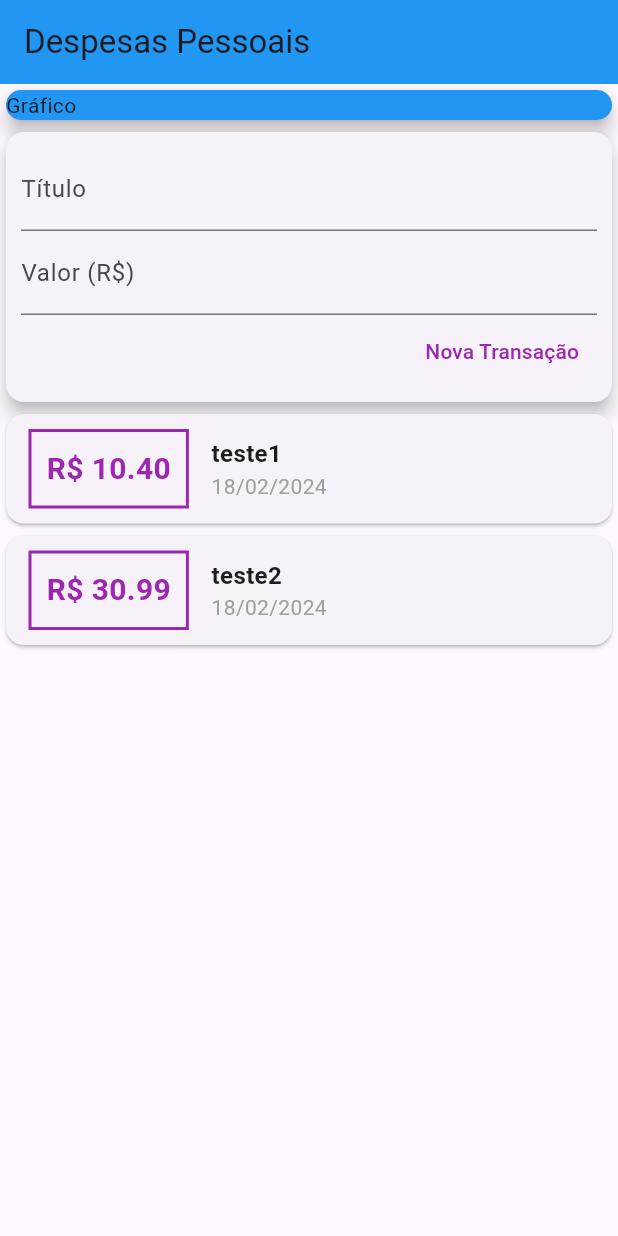
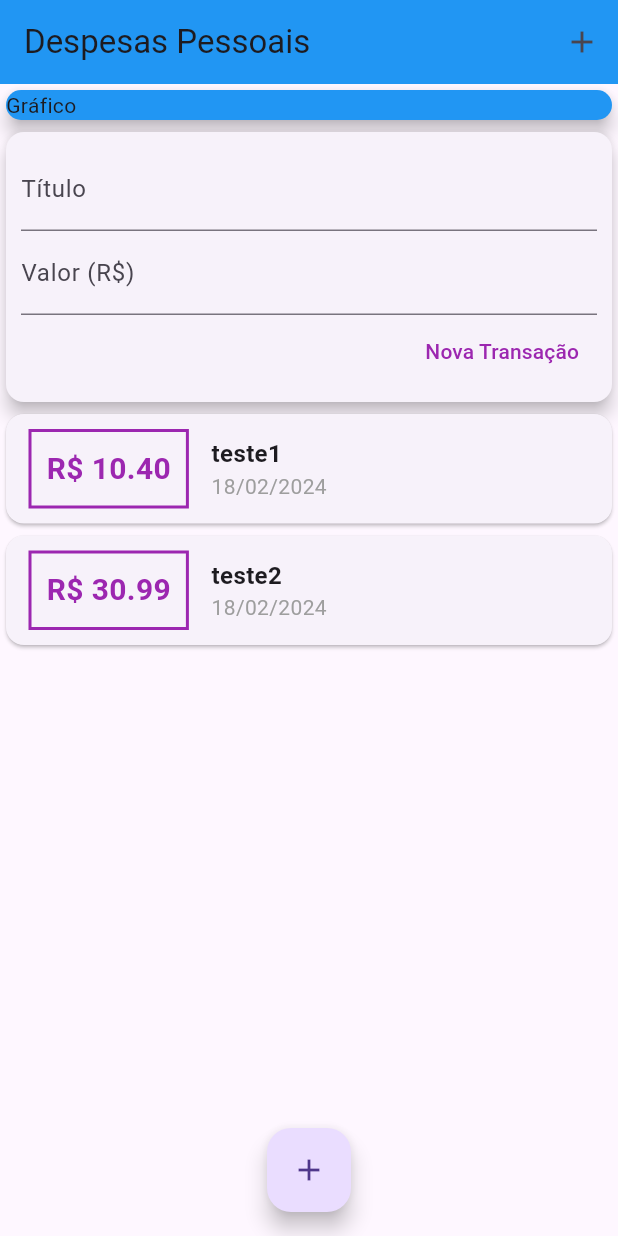
Before and after one commit to Jhon-Henkel/flutter_course_personal_expense_app, a Flutter app: the screen it shows after launch, on a phone screen of 412 x 824 dp. Run offline on Flutter 3.47's test engine with Material 3 defaults, Android fonts, the phone set to English and light mode, and no system bars.

Commit message:
feat: add buton to open form modal

```diff
--- a/lib/main.dart
+++ b/lib/main.dart
@@ -25,6 +25,12 @@ class MyHomePage extends StatelessWidget {
       appBar: AppBar(
         backgroundColor: Colors.blue,
         title: const Text('Despesas Pessoais'),
+        actions: <Widget>[
+          IconButton(
+            onPressed: () {},
+            icon: const Icon(Icons.add),
+          )
+        ],
       ),
       body: const SingleChildScrollView(
         child: Column(
@@ -40,7 +46,12 @@ class MyHomePage extends StatelessWidget {
             TransactionUser()
           ]
         )
-      )
+      ),
+      floatingActionButton: FloatingActionButton(
+        onPressed: () {},
+        child: const Icon(Icons.add),
+      ),
+      floatingActionButtonLocation: FloatingActionButtonLocation.centerFloat,
     );
   }
 }
```
